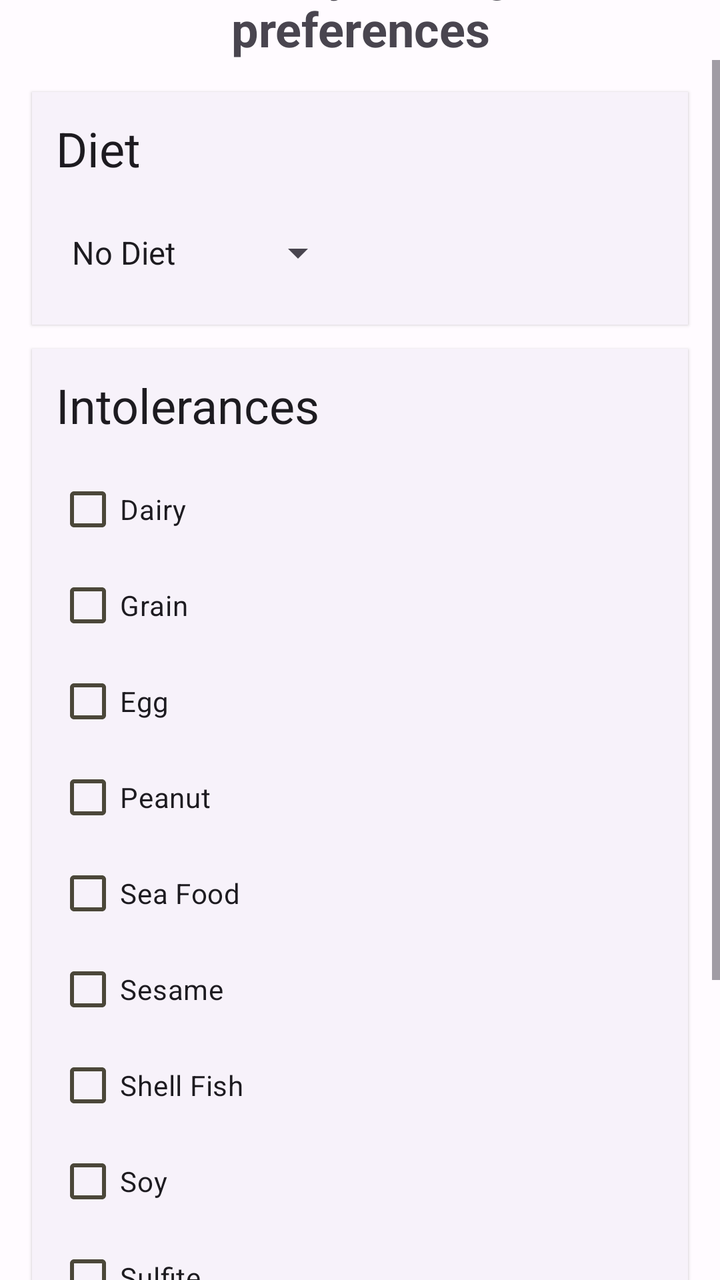
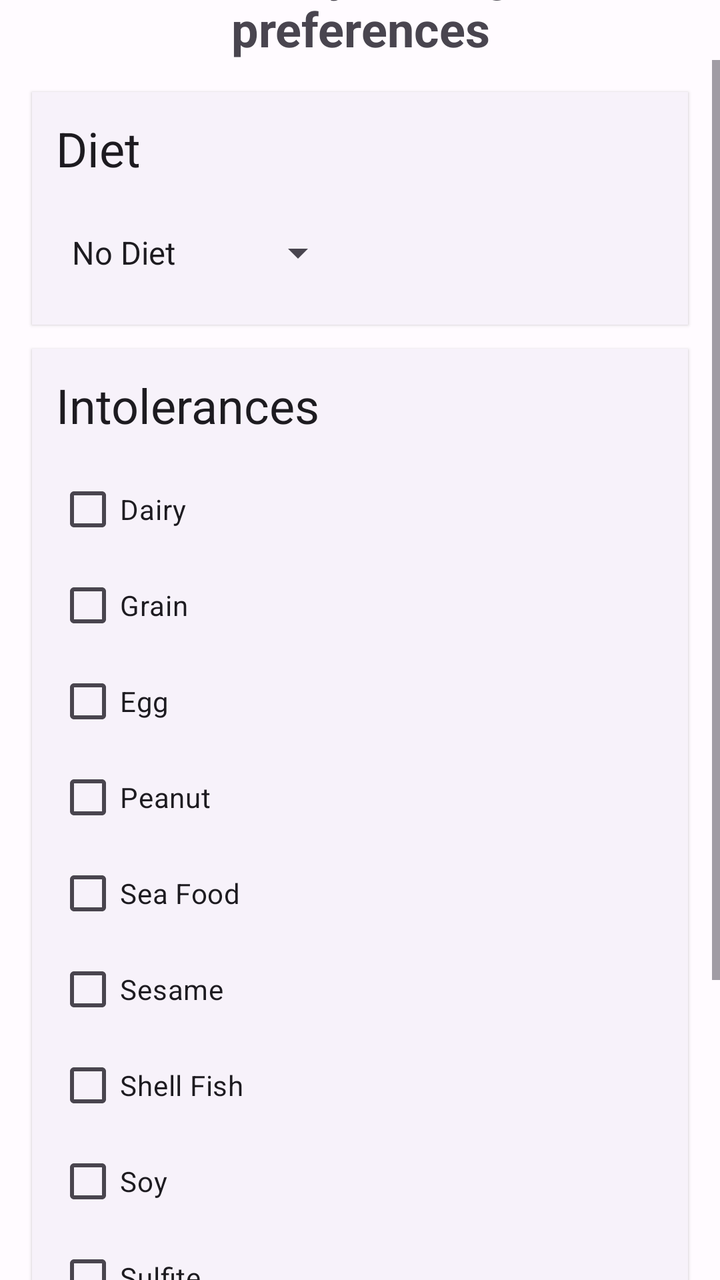

An Android layout rendered at two revisions. The XML below is the earlier revision; the diff shows what the commit changed to produce the second picture.
<!-- AndroidManifest.xml: activity theme Theme.Food_alchemy -->
<!-- res/layout/activity_preferences.xml -->
<?xml version="1.0" encoding="utf-8"?>
<androidx.constraintlayout.widget.ConstraintLayout xmlns:android="http://schemas.android.com/apk/res/android"
    xmlns:app="http://schemas.android.com/apk/res-auto"
    xmlns:tools="http://schemas.android.com/tools"
    android:layout_width="match_parent"
    android:layout_height="match_parent"
    tools:context=".ui.preferences.PreferencesActivity">

    <ImageView
        android:id="@+id/imageView4"
        android:layout_width="match_parent"
        android:layout_height="0dp"
        android:layout_marginTop="16dp"
        android:src="@drawable/undraw_set_preferences_kwia"
        app:layout_constraintBottom_toTopOf="@+id/textview_preferences"
        app:layout_constraintEnd_toEndOf="parent"
        app:layout_constraintStart_toStartOf="parent"
        app:layout_constraintTop_toTopOf="parent" />

    <TextView
        android:id="@+id/textview_preferences"
        android:layout_width="0dp"
        android:layout_height="wrap_content"
        android:text="@string/preferences_textview"
        android:textAlignment="center"
        android:textSize="24sp"
        android:textStyle="bold"
        app:layout_constraintBottom_toTopOf="@+id/scrollView2"
        app:layout_constraintEnd_toEndOf="parent"
        app:layout_constraintStart_toStartOf="parent"
        app:layout_constraintTop_toBottomOf="@+id/imageView4" />

    <ScrollView
        android:id="@+id/scrollView2"
        android:layout_width="0dp"
        android:layout_height="610dp"
        android:fillViewport="true"
        app:layout_constraintBottom_toBottomOf="parent"
        app:layout_constraintEnd_toEndOf="parent"
        app:layout_constraintHorizontal_bias="0.0"
        app:layout_constraintStart_toStartOf="parent"
        app:layout_constraintTop_toBottomOf="@+id/textview_preferences">

        <androidx.constraintlayout.widget.ConstraintLayout
            android:layout_width="match_parent"
            android:layout_height="wrap_content">

            <androidx.cardview.widget.CardView
                android:id="@+id/cardview_diet"
                android:layout_width="match_parent"
                android:layout_height="wrap_content"
                style="@style/Widget.Material3.CardView.Elevated"
                android:layout_marginStart="16dp"
                android:layout_marginLeft="16dp"
                android:layout_marginTop="16dp"
                android:layout_marginEnd="16dp"
                android:layout_marginRight="16dp"
                app:layout_constraintEnd_toEndOf="parent"
                app:layout_constraintStart_toStartOf="parent"
                app:layout_constraintTop_toTopOf="parent">

                <androidx.constraintlayout.widget.ConstraintLayout
                    android:layout_width="match_parent"
                    android:layout_height="match_parent">

                    <TextView
                        android:id="@+id/textview_country"
                        android:layout_width="wrap_content"
                        android:layout_height="wrap_content"
                        android:layout_marginStart="12dp"
                        android:layout_marginTop="12dp"
                        android:text="@string/diet"
                        android:textColor="?android:textColorPrimary"
                        android:textSize="24sp"
                        app:layout_constraintStart_toStartOf="parent"
                        app:layout_constraintTop_toTopOf="parent" />

                    <Spinner
                        android:id="@+id/spinner_diet"
                        android:layout_width="wrap_content"
                        android:layout_height="wrap_content"
                        android:layout_marginStart="12dp"
                        android:layout_marginTop="12dp"
                        android:layout_marginBottom="12dp"
                        android:entries="@array/diet_array"
                        android:minHeight="48dp"
                        app:layout_constraintBottom_toBottomOf="parent"
                        app:layout_constraintStart_toStartOf="parent"
                        app:layout_constraintTop_toBottomOf="@+id/textview_country" />

                </androidx.constraintlayout.widget.ConstraintLayout>
            </androidx.cardview.widget.CardView>


            <androidx.cardview.widget.CardView
                android:id="@+id/cardview"
                style="@style/Widget.Material3.CardView.Elevated"
                android:layout_width="match_parent"
                android:layout_height="wrap_content"
                android:layout_marginStart="16dp"
                android:layout_marginLeft="16dp"
                android:layout_marginTop="12dp"
                android:layout_marginEnd="16dp"
                android:layout_marginRight="16dp"
                app:layout_constraintEnd_toEndOf="parent"
                app:layout_constraintStart_toStartOf="parent"
                app:layout_constraintTop_toBottomOf="@id/cardview_diet">

                <androidx.constraintlayout.widget.ConstraintLayout
                    android:layout_width="match_parent"
                    android:layout_height="match_parent">

                    <TextView
                        android:id="@+id/textview_intolerances"
                        android:layout_width="wrap_content"
                        android:layout_height="wrap_content"
                        android:layout_marginStart="12dp"
                        android:layout_marginLeft="12dp"
                        android:layout_marginTop="12dp"
                        android:layout_marginEnd="12dp"
                        android:layout_marginRight="12dp"
                        android:text="@string/intolerances"
                        android:textColor="?android:textColorPrimary"
                        android:textSize="24sp"
                        app:layout_constraintEnd_toEndOf="parent"
                        app:layout_constraintHorizontal_bias="0.0"
                        app:layout_constraintStart_toStartOf="parent"
                        app:layout_constraintTop_toTopOf="parent" />

                    <CheckBox
                        android:id="@+id/checkbox_dairy"
                        android:layout_width="wrap_content"
                        android:layout_height="wrap_content"
                        android:layout_marginStart="12dp"
                        android:layout_marginTop="12dp"
                        android:text="@string/dairy"
                        app:layout_constraintStart_toStartOf="parent"
                        app:layout_constraintTop_toBottomOf="@id/textview_intolerances" />

                    <CheckBox
                        android:id="@+id/checkbox_grain"
                        android:layout_width="wrap_content"
                        android:layout_height="wrap_content"
                        android:layout_marginStart="12dp"
                        android:text="@string/grain"
                        app:layout_constraintStart_toStartOf="parent"
                        app:layout_constraintTop_toBottomOf="@+id/checkbox_dairy" />

                    <CheckBox
                        android:id="@+id/checkbox_egg"
                        android:layout_width="wrap_content"
                        android:layout_height="wrap_content"
                        android:layout_marginStart="12dp"
                        android:text="@string/egg"
                        app:layout_constraintStart_toStartOf="parent"
                        app:layout_constraintTop_toBottomOf="@id/checkbox_grain" />

                    <CheckBox
                        android:id="@+id/checkbox_peanut"
                        android:layout_width="wrap_content"
                        android:layout_height="wrap_content"
                        android:layout_marginStart="12dp"
                        android:text="@string/peanut"
                        app:layout_constraintStart_toStartOf="parent"
                        app:layout_constraintTop_toBottomOf="@id/checkbox_egg" />

                    <CheckBox
                        android:id="@+id/checkbox_sea_food"
                        android:layout_width="wrap_content"
                        android:layout_height="wrap_content"
                        android:layout_marginStart="12dp"
                        android:text="@string/sea_food"
                        app:layout_constraintStart_toStartOf="parent"
                        app:layout_constraintTop_toBottomOf="@id/checkbox_peanut" />

                    <CheckBox
                        android:id="@+id/checkbox_sesame"
                        android:layout_width="wrap_content"
                        android:layout_height="wrap_content"
                        android:layout_marginStart="12dp"
                        android:text="@string/sesame"
                        app:layout_constraintStart_toStartOf="parent"
                        app:layout_constraintTop_toBottomOf="@id/checkbox_sea_food" />

                    <CheckBox
                        android:id="@+id/checkbox_shell_fish"
                        android:layout_width="wrap_content"
                        android:layout_height="wrap_content"
                        android:layout_marginStart="12dp"
                        android:text="@string/shell_fish"
                        app:layout_constraintStart_toStartOf="parent"
                        app:layout_constraintTop_toBottomOf="@id/checkbox_sesame" />

                    <CheckBox
                        android:id="@+id/checkbox_soy"
                        android:layout_width="wrap_content"
                        android:layout_height="wrap_content"
                        android:layout_marginStart="12dp"
                        android:text="@string/soy"
                        app:layout_constraintStart_toStartOf="parent"
                        app:layout_constraintTop_toBottomOf="@id/checkbox_shell_fish" />

                    <CheckBox
                        android:id="@+id/checkbox_sulfite"
                        android:layout_width="wrap_content"
                        android:layout_height="wrap_content"
                        android:layout_marginStart="12dp"
                        android:text="@string/sulfite"
                        app:layout_constraintStart_toStartOf="parent"
                        app:layout_constraintTop_toBottomOf="@id/checkbox_soy" />

                    <CheckBox
                        android:id="@+id/checkbox_tree_nut"
                        android:layout_width="wrap_content"
                        android:layout_height="wrap_content"
                        android:layout_marginStart="12dp"
                        android:text="@string/tree_nut"
                        app:layout_constraintStart_toStartOf="parent"
                        app:layout_constraintTop_toBottomOf="@id/checkbox_sulfite" />

                    <CheckBox
                        android:id="@+id/checkbox_wheat"
                        android:layout_width="wrap_content"
                        android:layout_height="wrap_content"
                        android:layout_marginStart="12dp"
                        android:text="@string/wheat"
                        app:layout_constraintStart_toStartOf="parent"
                        app:layout_constraintTop_toBottomOf="@id/checkbox_tree_nut" />

                </androidx.constraintlayout.widget.ConstraintLayout>
            </androidx.cardview.widget.CardView>

            <Button
                android:id="@+id/button_next"
                android:layout_width="wrap_content"
                android:layout_height="wrap_content"
                android:layout_marginTop="16dp"
                android:layout_marginEnd="16dp"
                android:layout_marginBottom="16dp"
                android:text="@string/button_next"
                app:layout_constraintBottom_toBottomOf="parent"
                app:layout_constraintEnd_toEndOf="parent"
                app:layout_constraintHorizontal_bias="1.0"
                app:layout_constraintStart_toStartOf="parent"
                app:layout_constraintTop_toBottomOf="@+id/cardview" />
        </androidx.constraintlayout.widget.ConstraintLayout>
    </ScrollView>
</androidx.constraintlayout.widget.ConstraintLayout>
<!-- resources referenced by this layout -->
<resources>
  <string-array name="diet_array">
          <item>@string/no_diet</item>
          <item>@string/gluten_free</item>
          <item>@string/vegan</item>
          <item>@string/vegetarian</item>
      </string-array>
  <!-- drawable undraw_set_preferences_kwia: vector/xml drawable (drawable, 7090 chars, omitted) -->
  <string name="button_next">Next</string>
  <string name="dairy">Dairy</string>
  <string name="diet">Diet</string>
  <string name="egg">Egg</string>
  <string name="grain">Grain</string>
  <string name="intolerances">Intolerances</string>
  <string name="peanut">Peanut</string>
  <string name="preferences_textview">Let\'s start by adding some preferences</string>
  <string name="sea_food">Sea Food</string>
  <string name="sesame">Sesame</string>
  <string name="shell_fish">Shell Fish</string>
  <string name="soy">Soy</string>
  <string name="sulfite">Sulfite</string>
  <string name="tree_nut">Tree Nut</string>
  <string name="wheat">Wheat</string>
  <style name="Theme.Food_alchemy" parent="Base.Theme.Food_alchemy" />
  <string name="no_diet">No Diet</string>
  <string name="gluten_free">Gluten Free</string>
  <string name="vegan">Vegan</string>
  <string name="vegetarian">Vegetarian</string>
  <color name="md_theme_light_primary">#705D00</color>
  <color name="md_theme_light_onPrimary">#FFFFFF</color>
  <color name="md_theme_light_primaryContainer">#FFE16D</color>
  <color name="md_theme_light_onPrimaryContainer">#221B00</color>
  <color name="md_theme_light_secondary">#675E40</color>
  <color name="md_theme_light_onSecondary">#FFFFFF</color>
  <color name="md_theme_light_secondaryContainer">#EFE2BC</color>
  <color name="md_theme_light_onSecondaryContainer">#211B04</color>
  <color name="md_theme_light_tertiary">#44664E</color>
  <color name="md_theme_light_onTertiary">#FFFFFF</color>
  <color name="md_theme_light_tertiaryContainer">#C6ECCD</color>
  <color name="md_theme_light_onTertiaryContainer">#00210E</color>
  <color name="md_theme_light_error">#BA1A1A</color>
  <color name="md_theme_light_onError">#FFFFFF</color>
  <color name="md_theme_light_errorContainer">#FFDAD6</color>
  <color name="md_theme_light_onErrorContainer">#410002</color>
  <color name="md_theme_light_outline">#7C7767</color>
  <color name="md_theme_light_background">#FFFBFF</color>
  <color name="md_theme_light_onBackground">#1D1B16</color>
  <color name="md_theme_light_surface">#FFF9EF</color>
  <color name="md_theme_light_onSurface">#1D1B16</color>
  <color name="md_theme_light_surfaceVariant">#EAE2CF</color>
  <color name="md_theme_light_onSurfaceVariant">#4B4739</color>
  <color name="md_theme_light_inverseSurface">#33302A</color>
  <color name="md_theme_light_inverseOnSurface">#F6F0E7</color>
  <color name="md_theme_light_inversePrimary">#E9C400</color>
  <!-- unchanged entries left out for length: 1 -->
</resources>

<!-- the commit's change to res/layout/activity_preferences.xml (unified diff, before → after) -->
@@ -11,7 +11,7 @@
         android:layout_width="match_parent"
         android:layout_height="0dp"
         android:layout_marginTop="16dp"
-        android:src="@drawable/undraw_set_preferences_kwia"
+        android:src="@drawable/undraw_active_options_re_8rj3"
         app:layout_constraintBottom_toTopOf="@+id/textview_preferences"
         app:layout_constraintEnd_toEndOf="parent"
         app:layout_constraintStart_toStartOf="parent"
<!-- resource entries referenced after the edit -->
@@ -6,7 +6,7 @@
           <item>@string/vegan</item>
           <item>@string/vegetarian</item>
       </string-array>
-  <!-- drawable undraw_set_preferences_kwia: vector/xml drawable (drawable, 7090 chars, omitted) -->
+  <!-- drawable undraw_active_options_re_8rj3: vector/xml drawable (drawable, 16836 chars, omitted) -->
   <string name="button_next">Next</string>
   <string name="dairy">Dairy</string>
   <string name="diet">Diet</string>
@@ -27,32 +27,32 @@
   <string name="gluten_free">Gluten Free</string>
   <string name="vegan">Vegan</string>
   <string name="vegetarian">Vegetarian</string>
-  <color name="md_theme_light_primary">#705D00</color>
+  <color name="md_theme_light_primary">#7214FF</color>
   <color name="md_theme_light_onPrimary">#FFFFFF</color>
-  <color name="md_theme_light_primaryContainer">#FFE16D</color>
-  <color name="md_theme_light_onPrimaryContainer">#221B00</color>
-  <color name="md_theme_light_secondary">#675E40</color>
+  <color name="md_theme_light_primaryContainer">#E9DDFF</color>
+  <color name="md_theme_light_onPrimaryContainer">#23005C</color>
+  <color name="md_theme_light_secondary">#625B70</color>
   <color name="md_theme_light_onSecondary">#FFFFFF</color>
-  <color name="md_theme_light_secondaryContainer">#EFE2BC</color>
-  <color name="md_theme_light_onSecondaryContainer">#211B04</color>
-  <color name="md_theme_light_tertiary">#44664E</color>
+  <color name="md_theme_light_secondaryContainer">#E8DEF8</color>
+  <color name="md_theme_light_onSecondaryContainer">#1E192B</color>
+  <color name="md_theme_light_tertiary">#7E525F</color>
   <color name="md_theme_light_onTertiary">#FFFFFF</color>
-  <color name="md_theme_light_tertiaryContainer">#C6ECCD</color>
-  <color name="md_theme_light_onTertiaryContainer">#00210E</color>
+  <color name="md_theme_light_tertiaryContainer">#FFD9E2</color>
+  <color name="md_theme_light_onTertiaryContainer">#31101C</color>
   <color name="md_theme_light_error">#BA1A1A</color>
   <color name="md_theme_light_onError">#FFFFFF</color>
   <color name="md_theme_light_errorContainer">#FFDAD6</color>
   <color name="md_theme_light_onErrorContainer">#410002</color>
-  <color name="md_theme_light_outline">#7C7767</color>
+  <color name="md_theme_light_outline">#7A757F</color>
   <color name="md_theme_light_background">#FFFBFF</color>
-  <color name="md_theme_light_onBackground">#1D1B16</color>
-  <color name="md_theme_light_surface">#FFF9EF</color>
-  <color name="md_theme_light_onSurface">#1D1B16</color>
-  <color name="md_theme_light_surfaceVariant">#EAE2CF</color>
-  <color name="md_theme_light_onSurfaceVariant">#4B4739</color>
-  <color name="md_theme_light_inverseSurface">#33302A</color>
-  <color name="md_theme_light_inverseOnSurface">#F6F0E7</color>
-  <color name="md_theme_light_inversePrimary">#E9C400</color>
+  <color name="md_theme_light_onBackground">#1C1B1E</color>
+  <color name="md_theme_light_surface">#FDF8FD</color>
+  <color name="md_theme_light_onSurface">#1C1B1E</color>
+  <color name="md_theme_light_surfaceVariant">#E7E0EB</color>
+  <color name="md_theme_light_onSurfaceVariant">#49454E</color>
+  <color name="md_theme_light_inverseSurface">#323033</color>
+  <color name="md_theme_light_inverseOnSurface">#F5EFF4</color>
+  <color name="md_theme_light_inversePrimary">#D0BCFF</color>
   <!-- unchanged entries left out for length: 1 -->
 </resources>
 
